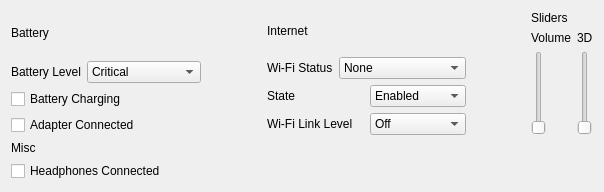
This is src/citra/control_panel.ui in GreenAmaranthine/citra as Qt 5 draws it before an edit. The edited form follows.
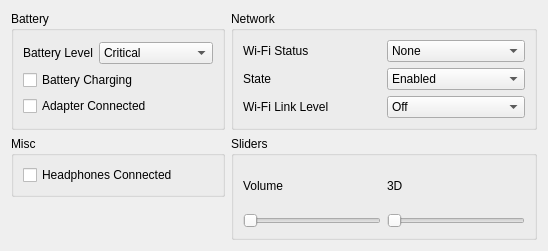
This is the edited form.

Commit message: control panel ui changes

```diff
--- a/src/citra/control_panel.ui
+++ b/src/citra/control_panel.ui
@@ -6,92 +6,22 @@
    <rect>
     <x>0</x>
     <y>0</y>
-    <width>604</width>
-    <height>192</height>
+    <width>548</width>
+    <height>251</height>
    </rect>
   </property>
   <property name="windowTitle">
    <string>Form</string>
   </property>
   <layout class="QGridLayout" name="gridLayout">
-   <item row="0" column="0">
-    <layout class="QVBoxLayout" name="verticalLayout">
-     <item>
-      <widget class="QLabel" name="label">
-       <property name="text">
-        <string>Battery</string>
-       </property>
-      </widget>
-     </item>
+   <item row="0" column="1">
+    <widget class="QGroupBox" name="groupBox_3">
+     <property name="title">
+      <string>Network</string>
+     </property>
+     <layout class="QVBoxLayout" name="verticalLayout_4">
      <item>
-      <layout class="QHBoxLayout" name="horizontalLayout">
-       <item>
-        <widget class="QLabel" name="label_power_battery_level">
-         <property name="text">
-          <string>Battery Level</string>
-         </property>
-        </widget>
-       </item>
-       <item>
-        <widget class="QComboBox" name="power_battery_level">
-         <item>
-          <property name="text">
-           <string>Critical</string>
-          </property>
-         </item>
-         <item>
-          <property name="text">
-           <string>Low</string>
-          </property>
-         </item>
-         <item>
-          <property name="text">
-           <string>Half Full</string>
-          </property>
-         </item>
-         <item>
-          <property name="text">
-           <string>Mostly Full</string>
-          </property>
-         </item>
-         <item>
-          <property name="text">
-           <string>Completely Full</string>
-          </property>
-         </item>
-        </widget>
-       </item>
-      </layout>
-     </item>
-     <item>
-      <layout class="QVBoxLayout" name="verticalLayout_2">
-       <item>
-        <widget class="QCheckBox" name="power_battery_charging">
-         <property name="text">
-          <string>Battery Charging</string>
-         </property>
-        </widget>
-       </item>
-       <item>
-        <widget class="QCheckBox" name="power_adapter_connected">
-         <property name="text">
-          <string>Adapter Connected</string>
-         </property>
-        </widget>
-       </item>
-      </layout>
-     </item>
-    </layout>
-   </item>
-   <item row="0" column="2">
     <layout class="QVBoxLayout" name="verticalLayout_3">
-     <item>
-      <widget class="QLabel" name="label_2">
-       <property name="text">
-        <string>Internet</string>
-       </property>
-      </widget>
-     </item>
      <item>
       <layout class="QHBoxLayout" name="horizontalLayout_2">
        <item>
@@ -194,41 +124,104 @@
      </item>
     </layout>
    </item>
-   <item row="0" column="1">
-    <spacer name="horizontalSpacer">
-     <property name="orientation">
-      <enum>Qt::Horizontal</enum>
+     </layout>
+    </widget>
+   </item>
+   <item row="0" column="0">
+    <widget class="QGroupBox" name="groupBox">
+     <property name="title">
+      <string>Battery</string>
      </property>
-     <property name="sizeHint" stdset="0">
-      <size>
-       <width>40</width>
-       <height>20</height>
-      </size>
-     </property>
-    </spacer>
-   </item>
-   <item row="0" column="3">
-    <spacer name="horizontalSpacer_2">
-     <property name="orientation">
-      <enum>Qt::Horizontal</enum>
-     </property>
-     <property name="sizeHint" stdset="0">
-      <size>
-       <width>40</width>
-       <height>20</height>
-      </size>
-     </property>
-    </spacer>
-   </item>
-   <item row="0" column="4">
-    <layout class="QVBoxLayout" name="verticalLayout_6">
+     <layout class="QVBoxLayout" name="verticalLayout_8">
+      <item>
+       <layout class="QVBoxLayout" name="verticalLayout_7">
+        <item>
+         <layout class="QHBoxLayout" name="horizontalLayout_5">
+          <item>
+           <widget class="QLabel" name="label_power_battery_level">
+            <property name="text">
+             <string>Battery Level</string>
+            </property>
+           </widget>
+          </item>
+          <item>
+           <widget class="QComboBox" name="power_battery_level">
+            <item>
+             <property name="text">
+              <string>Critical</string>
+             </property>
+            </item>
+            <item>
+             <property name="text">
+              <string>Low</string>
+             </property>
+            </item>
      <item>
-      <widget class="QLabel" name="label_sliders">
        <property name="text">
+              <string>Half Full</string>
+             </property>
+            </item>
+            <item>
+             <property name="text">
+              <string>Mostly Full</string>
+             </property>
+            </item>
+            <item>
+             <property name="text">
+              <string>Completely Full</string>
+             </property>
+            </item>
+           </widget>
+          </item>
+         </layout>
+        </item>
+        <item>
+         <widget class="QCheckBox" name="power_battery_charging">
+          <property name="text">
+           <string>Battery Charging</string>
+          </property>
+         </widget>
+        </item>
+        <item>
+         <widget class="QCheckBox" name="power_adapter_connected">
+          <property name="text">
+           <string>Adapter Connected</string>
+          </property>
+         </widget>
+        </item>
+       </layout>
+      </item>
+     </layout>
+    </widget>
+   </item>
+   <item row="1" column="0">
+    <widget class="QGroupBox" name="groupBox_2">
+     <property name="title">
+      <string>Misc</string>
+     </property>
+     <layout class="QVBoxLayout" name="verticalLayout_2">
+      <item>
+       <layout class="QVBoxLayout" name="verticalLayout">
+        <item>
+         <widget class="QCheckBox" name="checkbox_headphones_connected">
+          <property name="text">
+           <string>Headphones Connected</string>
+          </property>
+         </widget>
+        </item>
+       </layout>
+      </item>
+     </layout>
+    </widget>
+   </item>
+   <item row="1" column="1" rowspan="2">
+    <widget class="QGroupBox" name="groupBox_4">
+     <property name="title">
         <string>Sliders</string>
        </property>
-      </widget>
-     </item>
+     <layout class="QHBoxLayout" name="horizontalLayout_7">
+      <item>
+       <layout class="QVBoxLayout" name="verticalLayout_6">
      <item>
       <layout class="QHBoxLayout" name="horizontalLayout_6">
        <item>
@@ -246,7 +239,7 @@
             <number>100</number>
            </property>
            <property name="orientation">
-            <enum>Qt::Vertical</enum>
+               <enum>Qt::Horizontal</enum>
            </property>
           </widget>
          </item>
@@ -267,7 +260,7 @@
             <number>100</number>
            </property>
            <property name="orientation">
-            <enum>Qt::Vertical</enum>
+               <enum>Qt::Horizontal</enum>
            </property>
           </widget>
          </item>
@@ -277,27 +270,8 @@
      </item>
     </layout>
    </item>
-   <item row="1" column="0">
-    <layout class="QVBoxLayout" name="verticalLayout_4">
-     <item>
-      <widget class="QLabel" name="label_misc">
-       <property name="text">
-        <string>Misc</string>
-       </property>
-      </widget>
-     </item>
-     <item>
-      <layout class="QVBoxLayout" name="verticalLayout_5">
-       <item>
-        <widget class="QCheckBox" name="checkbox_headphones_connected">
-         <property name="text">
-          <string>Headphones Connected</string>
-         </property>
-        </widget>
-       </item>
-      </layout>
-     </item>
-    </layout>
+     </layout>
+    </widget>
    </item>
   </layout>
  </widget>
```
Lines whose indentation alone changed are shown as unchanged.
